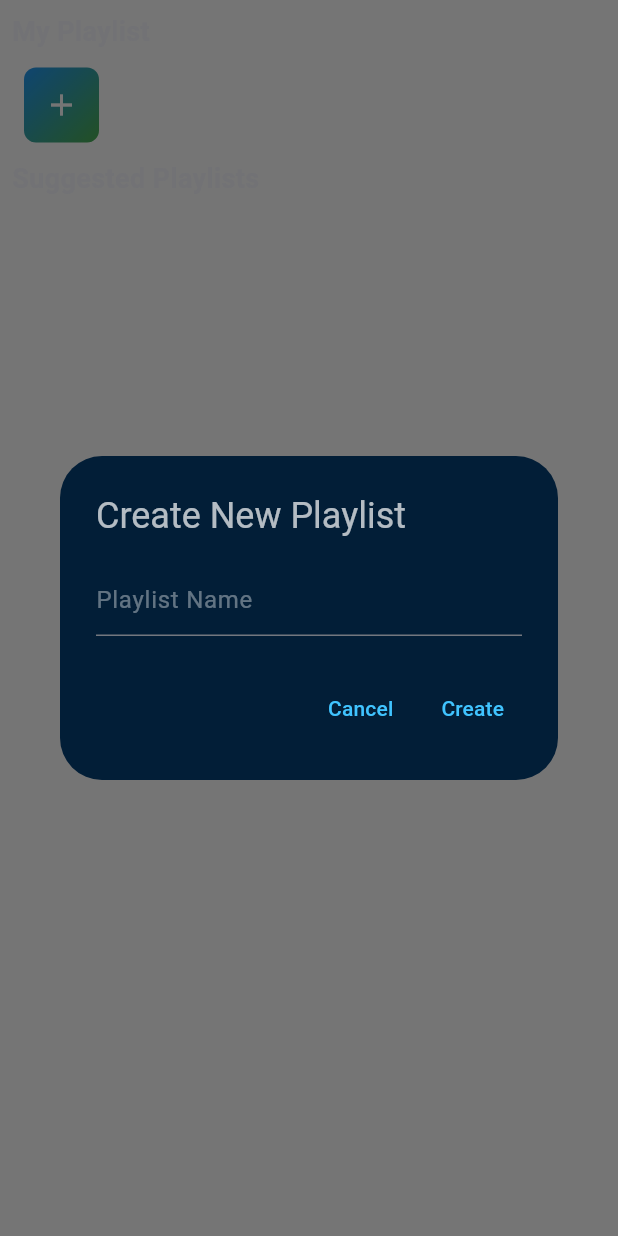
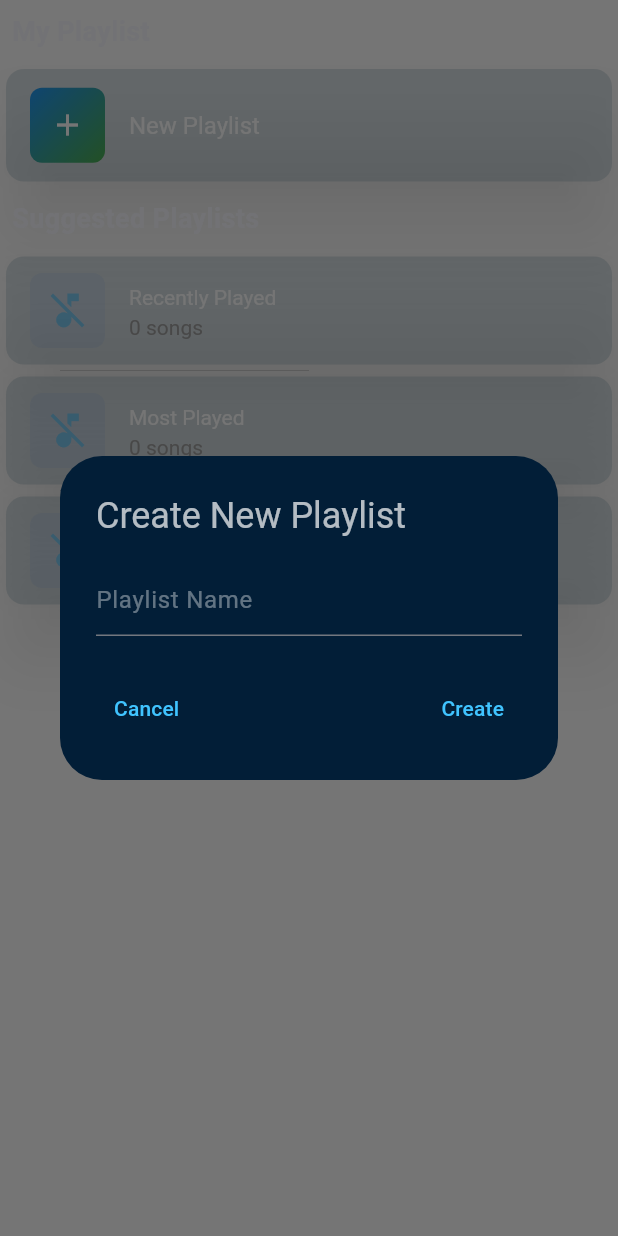
Before and after one commit to ajujacob88/flutter-juzox-music-app, a Flutter app: the PlaylistTab screen opened directly, after a tap on "New Playlist", on a phone screen of 412 x 824 dp. Run offline on Flutter 3.47's test engine with Material 3 defaults, Android fonts, the phone set to English and light mode, and no system bars; drawn by our look-alikes of on_audio_query; our stand-ins replace extended_nested_scroll_view, just_audio, marquee, permission_handler, shared_preferences; missing offline and left inert: animated_music_indicator, dart:ffi; accounts and stored records are empty; statements that could not run were skipped.

Commit message:
playlist tab - design implemented card

```diff
--- a/lib/screens/playlist_tab.dart
+++ b/lib/screens/playlist_tab.dart
@@ -66,8 +66,8 @@ class _PlaylistTabState extends State<PlaylistTab> {
                     style: TextStyle(fontSize: 18, fontWeight: FontWeight.bold),
                   ),
                 ),
-                ...suggestedPlaylists.map((playlistName) =>
-                    SuggestedPlaylistTile(playlistName: playlistName)),
+                ...suggestedPlaylists.map(
+                    (playlistName) => PlaylistTile(playlistName: playlistName)),
               ],
             );
           }),
@@ -88,7 +88,12 @@ class PlaylistTile extends StatelessWidget {
 
     final currentPlaylistSongs =
         audioPlayerProvider.userPlaylistSongs[playlistName] ?? [];
-    return ListTile(
+    return Card(
+      color: Colors.transparent,
+      shadowColor: const Color.fromARGB(95, 0, 0, 0),
+      surfaceTintColor: const Color.fromARGB(255, 6, 62, 88),
+      elevation: 20,
+      child: ListTile(
         leading: QueryArtworkWidget(
           artworkBorder: const BorderRadius.horizontal(
               left: Radius.circular(8), right: Radius.circular(8)),
@@ -129,28 +134,12 @@ class PlaylistTile extends StatelessWidget {
           // Implement the functionality to open and play the playlist
           Navigator.of(context).push(
             MaterialPageRoute(
-            builder: (context) => PlaylistSongsPage(playlistName: playlistName),
+              builder: (context) =>
+                  PlaylistSongsPage(playlistName: playlistName),
             ),
           );
         },
-    );
-  }
-}
-
-class SuggestedPlaylistTile extends StatelessWidget {
-  final String playlistName;
-
-  const SuggestedPlaylistTile({super.key, required this.playlistName});
-
-  @override
-  Widget build(BuildContext context) {
-    // final audioPlayerProvider =
-    //     Provider.of<AudioPlayerProvider>(context, listen: true);
-    return ListTile(
-      title: Text(playlistName),
-      onTap: () {
-        // Implement the functionality to open and play the suggested playlist
-      },
+      ),
     );
   }
 }
@@ -161,7 +150,14 @@ class CreatePlaylistButton extends StatelessWidget {
 
   @override
   Widget build(BuildContext context) {
-    return ListTile(
+    return Card(
+      color: Colors.transparent,
+      shadowColor: const Color.fromARGB(95, 0, 0, 0),
+      surfaceTintColor: const Color.fromARGB(255, 6, 62, 88),
+      elevation: 20,
+      child: ListTile(
+        //subtitle: const Text(''),
+        minTileHeight: 75,
         leading: Container(
           width: 50.0,
           height: 50.0,
@@ -185,10 +181,14 @@ class CreatePlaylistButton extends StatelessWidget {
             // size: 28,
           ),
         ),
-      title: const Text('New Playlist'),
+        title: const Text(
+          'New Playlist',
+          style: TextStyle(fontSize: 16),
+        ),
         onTap: () {
           _showCreatePlaylistDialog(context);
         },
+      ),
     );
   }
 
@@ -220,16 +220,17 @@ class CreatePlaylistButton extends StatelessWidget {
             ),
           ),
           actions: [
+            Row(
+              mainAxisAlignment: MainAxisAlignment.spaceBetween,
+              children: [
                 TextButton(
                   onPressed: () {
                     Navigator.of(context).pop();
                   },
-              style:
-                  TextButton.styleFrom(foregroundColor: Colors.lightBlueAccent),
+                  style: TextButton.styleFrom(
+                      foregroundColor: Colors.lightBlueAccent),
                   child: const Text('Cancel'),
                 ),
-            // Adds space between buttons
-
                 TextButton(
                   onPressed: () {
                     final playlistName = _controller.text;
@@ -246,10 +247,13 @@ class CreatePlaylistButton extends StatelessWidget {
                       );
                     }
                   },
-              style:
-                  TextButton.styleFrom(foregroundColor: Colors.lightBlueAccent),
+                  style: TextButton.styleFrom(
+                      foregroundColor: Colors.lightBlueAccent),
                   child: const Text('Create'),
                 ),
+              ],
+            ),
+            // Adds space between buttons
           ],
         );
       },
```
Lines whose indentation alone changed are shown as unchanged.
